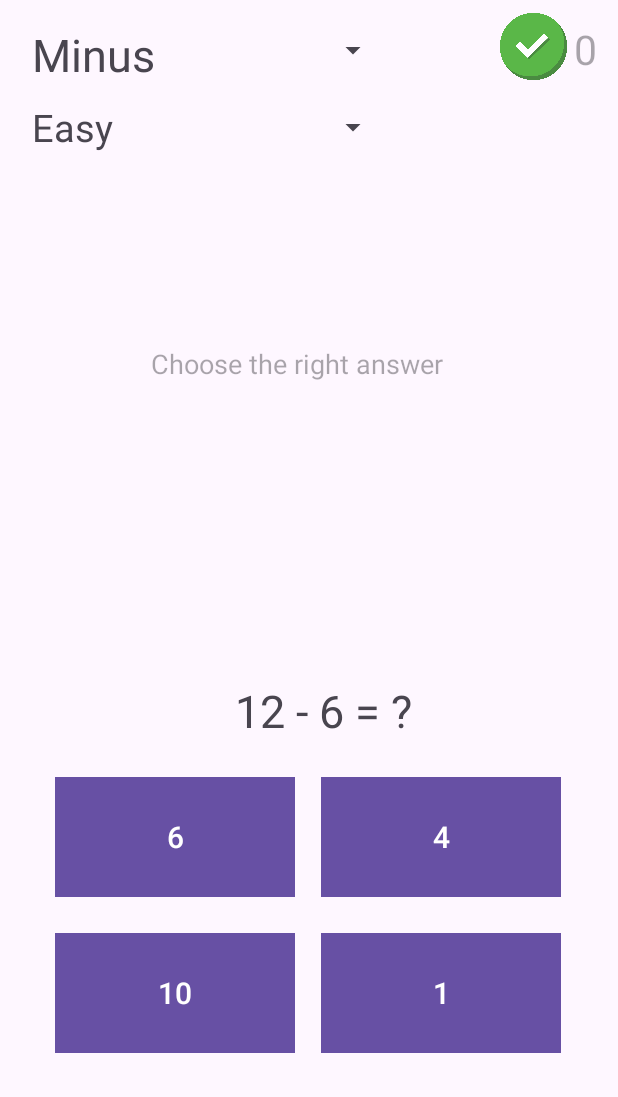
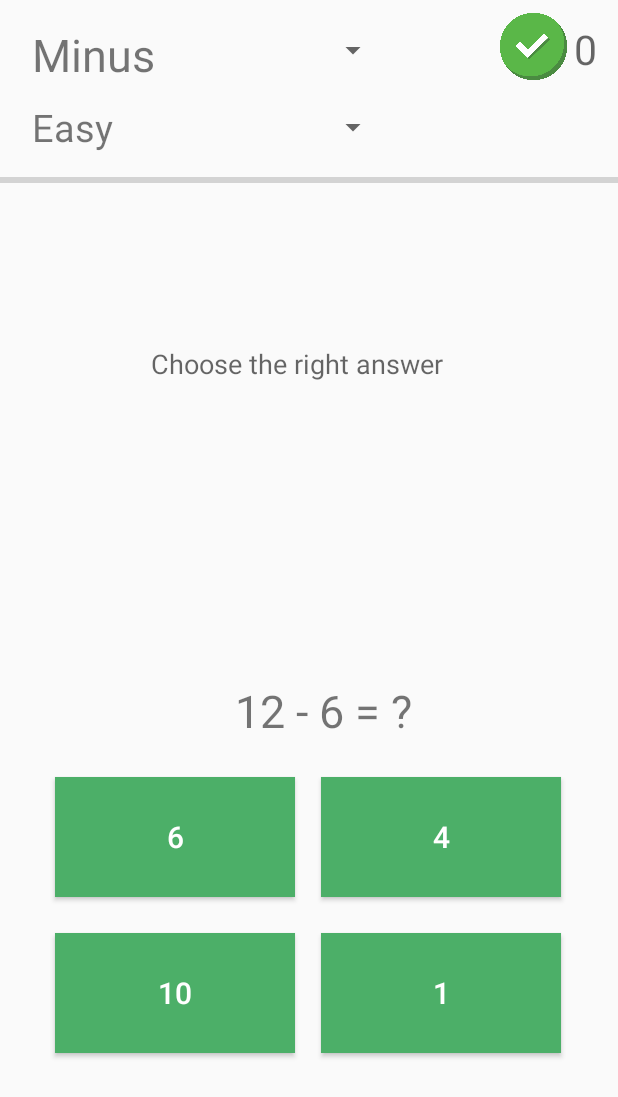
Before and after one commit to alvinjhson/MathApp, an Android app: the screen it shows after launch (MainActivity), on a phone screen of 412 x 824 dp. Shown: the top 1097 px of the screen. Run offline under Robolectric (Android 15) with nearby library versions, the phone set to English and light mode, and no system bars.

Commit message:
Fixed some color on buttons

```diff
--- a/app/src/main/res/drawable/rectangle_background.xml
+++ b/app/src/main/res/drawable/rectangle_background.xml
@@ -2,5 +2,5 @@
 
     <shape xmlns:android="http://schemas.android.com/apk/res/android"
         android:shape="rectangle">
-        <solid android:color="#00BCD4" /> <!-- Fyllningsfärgen på rektangeln -->
+        <solid android:color= "#4CAF68" /> <!-- Fyllningsfärgen på rektangeln -->
     </shape>
--- a/app/src/main/res/layout/activity_answer.xml
+++ b/app/src/main/res/layout/activity_answer.xml
@@ -24,6 +24,9 @@
         android:layout_height="wrap_content"
         android:layout_marginTop="136dp"
         android:text="@string/button2"
+        android:textColorHighlight="#A23636"
+        android:textColorLink="#9F4B4B"
+        android:background="#4CAF68"
         app:layout_constraintEnd_toEndOf="parent"
         app:layout_constraintStart_toStartOf="parent"
         app:layout_constraintTop_toBottomOf="@+id/resultView" />
--- a/app/src/main/res/layout/activity_main.xml
+++ b/app/src/main/res/layout/activity_main.xml
@@ -78,13 +78,17 @@
         android:background="@drawable/rectangle_background"
         android:text="Button"
         android:textColor="#FFFFFF"
+        android:textColorHighlight="#4CAF68"
+        android:textColorLink="#4CAF68"
         android:textSize="20dp"
+        app:iconTint="#A23333"
         app:layout_constraintBottom_toBottomOf="parent"
         app:layout_constraintEnd_toEndOf="parent"
         app:layout_constraintHorizontal_bias="0.115"
         app:layout_constraintStart_toStartOf="parent"
         app:layout_constraintTop_toTopOf="parent"
-        app:layout_constraintVertical_bias="0.696" />
+        app:layout_constraintVertical_bias="0.696"
+        app:rippleColor="#4CAF68" />
 
     <Button
         android:id="@+id/anw_bt2"
@@ -150,5 +154,16 @@
         app:layout_constraintTop_toTopOf="parent"
         app:layout_constraintVertical_bias="0.29" />
 
+    <ProgressBar
+        android:id="@+id/progressTime"
+        style="?android:attr/progressBarStyleHorizontal"
+        android:layout_width="427dp"
+        android:layout_height="16dp"
+        app:layout_constraintBottom_toBottomOf="parent"
+        app:layout_constraintEnd_toEndOf="parent"
+        app:layout_constraintStart_toStartOf="parent"
+        app:layout_constraintTop_toTopOf="parent"
+        app:layout_constraintVertical_bias="0.139" />
+
 
 </androidx.constraintlayout.widget.ConstraintLayout>
--- a/app/src/main/res/values-night/themes.xml
+++ b/app/src/main/res/values-night/themes.xml
@@ -1,6 +1,6 @@
 <resources xmlns:tools="http://schemas.android.com/tools">
     <!-- Base application theme. -->
-    <style name="Base.Theme.SimpleMathApp" parent="Theme.Material3.DayNight.NoActionBar">
+    <style name="Base.Theme.SimpleMathApp" parent="Theme.AppCompat.Light.NoActionBar">
         <!-- Customize your dark theme here. -->
         <!-- <item name="colorPrimary">@color/my_dark_primary</item> -->
     </style>
--- a/app/src/main/res/values/themes.xml
+++ b/app/src/main/res/values/themes.xml
@@ -1,6 +1,6 @@
 <resources xmlns:tools="http://schemas.android.com/tools">
     <!-- Base application theme. -->
-    <style name="Base.Theme.SimpleMathApp" parent="Theme.Material3.DayNight.NoActionBar">
+    <style name="Base.Theme.SimpleMathApp" parent="Theme.AppCompat.Light.NoActionBar">
         <!-- Customize your light theme here. -->
         <!-- <item name="colorPrimary">@color/my_light_primary</item> -->
     </style>
```
